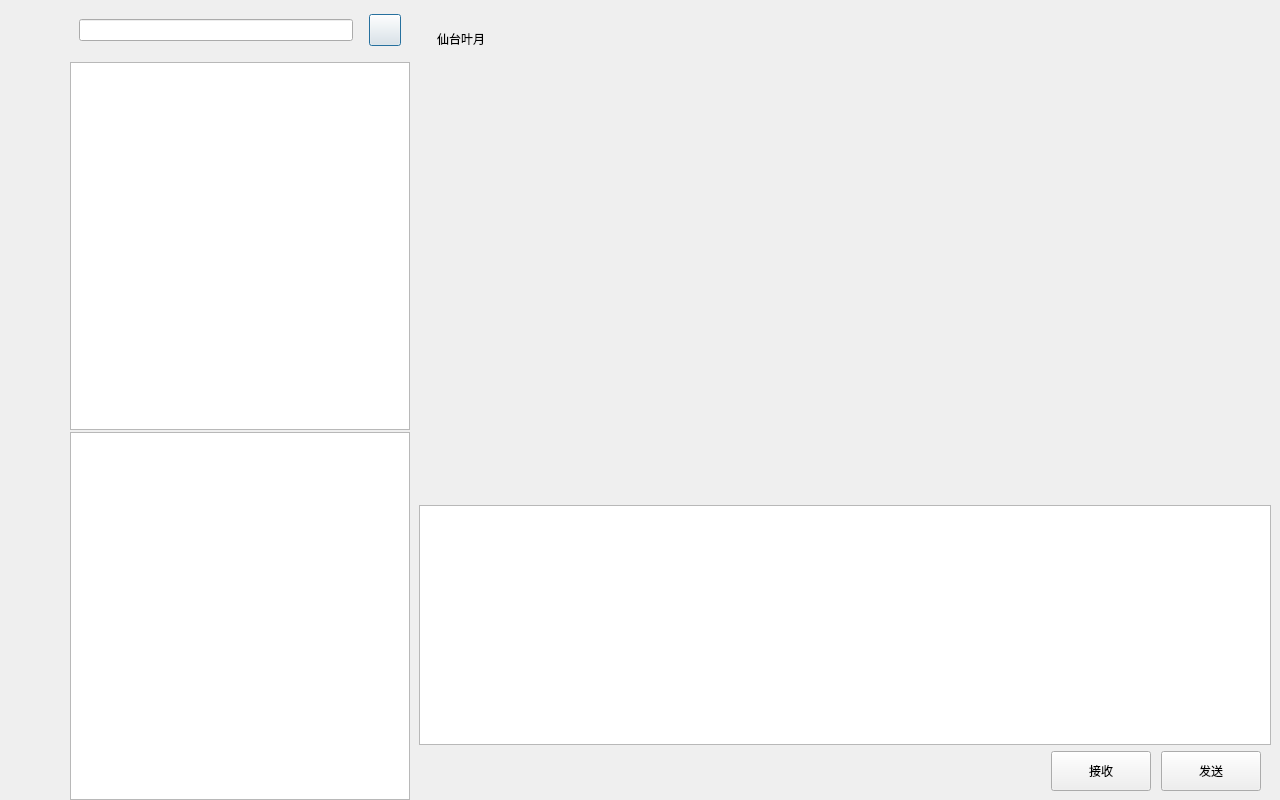
Above: QtPanel/chatdialog.ui from KBchulan/WhxChat before the change. Below: the same form after it.
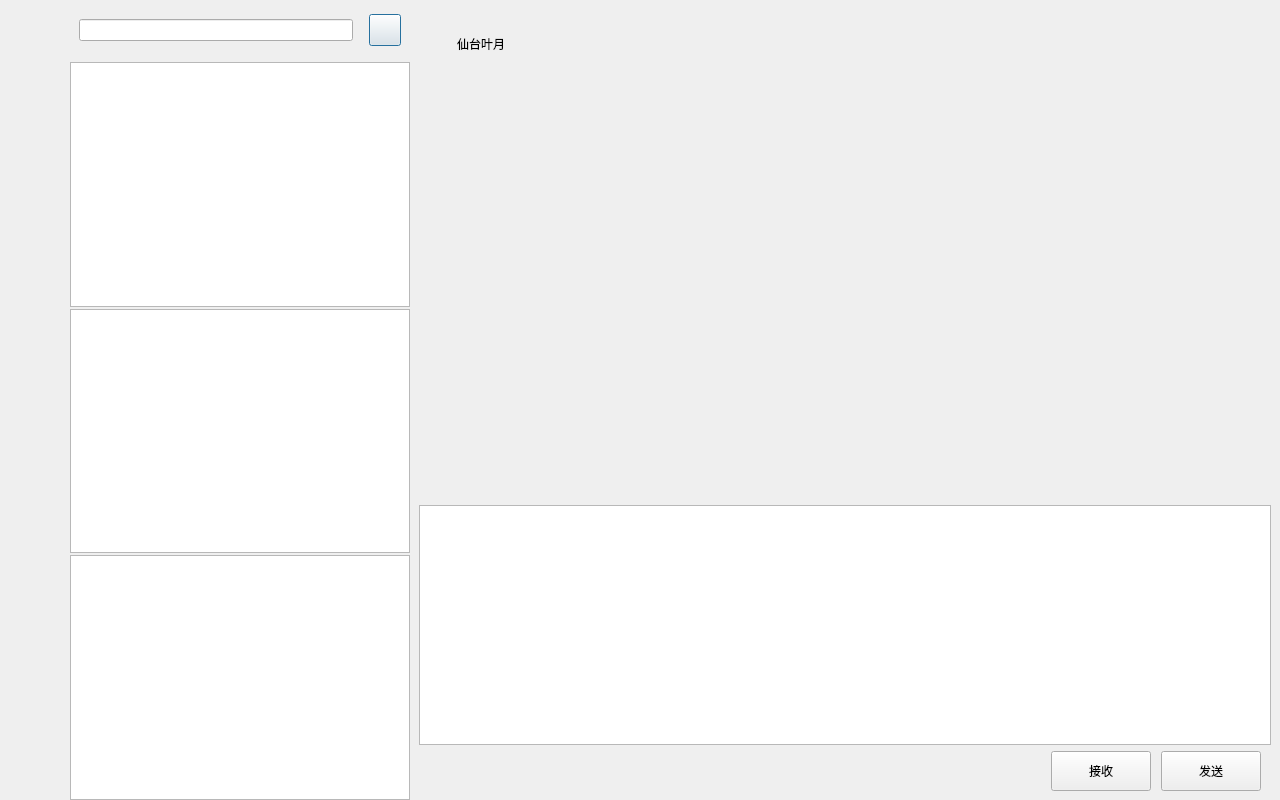
That is the form after the change. Custom widgets are drawn as their Qt base class.

Diff of the .ui file:
```diff
--- a/QtPanel/chatdialog.ui
+++ b/QtPanel/chatdialog.ui
@@ -121,13 +121,13 @@
           <widget class="QLabel" name="side_chat_label">
            <property name="minimumSize">
             <size>
-             <width>40</width>
+             <width>50</width>
              <height>40</height>
             </size>
            </property>
            <property name="maximumSize">
             <size>
-             <width>40</width>
+             <width>50</width>
              <height>40</height>
             </size>
            </property>
@@ -140,13 +140,13 @@
           <widget class="QLabel" name="side_contact_label">
            <property name="minimumSize">
             <size>
-             <width>40</width>
+             <width>50</width>
              <height>40</height>
             </size>
            </property>
            <property name="maximumSize">
             <size>
-             <width>40</width>
+             <width>50</width>
              <height>40</height>
             </size>
            </property>
@@ -275,6 +275,9 @@
       <item>
        <widget class="QListWidget" name="search_list"/>
       </item>
+      <item>
+       <widget class="QListWidget" name="con_user_list"/>
+      </item>
      </layout>
     </widget>
    </item>
@@ -292,7 +295,7 @@
         <property name="maximumSize">
          <size>
           <width>16777215</width>
-          <height>60</height>
+          <height>70</height>
          </size>
         </property>
         <layout class="QVBoxLayout" name="verticalLayout_5">
@@ -301,16 +304,32 @@
            <property name="maximumSize">
             <size>
              <width>16777215</width>
-             <height>60</height>
+             <height>70</height>
             </size>
            </property>
            <layout class="QHBoxLayout" name="horizontalLayout_3">
+            <item>
+             <spacer name="horizontalSpacer_8">
+              <property name="orientation">
+               <enum>Qt::Horizontal</enum>
+              </property>
+              <property name="sizeType">
+               <enum>QSizePolicy::Fixed</enum>
+              </property>
+              <property name="sizeHint" stdset="0">
+               <size>
+                <width>20</width>
+                <height>20</height>
+               </size>
+              </property>
+             </spacer>
+            </item>
             <item>
              <widget class="QLabel" name="title_label">
               <property name="maximumSize">
                <size>
                 <width>16777215</width>
-                <height>60</height>
+                <height>70</height>
                </size>
               </property>
               <property name="text">
@@ -584,6 +603,11 @@
    <extends>QPushButton</extends>
    <header location="global">clickedbtn.h</header>
   </customwidget>
+  <customwidget>
+   <class>CustomizeEdit</class>
+   <extends>QLineEdit</extends>
+   <header location="global">customizeedit.h</header>
+  </customwidget>
  </customwidgets>
  <resources/>
  <connections/>
```
Left out of the diff: 6 changed lines with no effect on the pictures.
